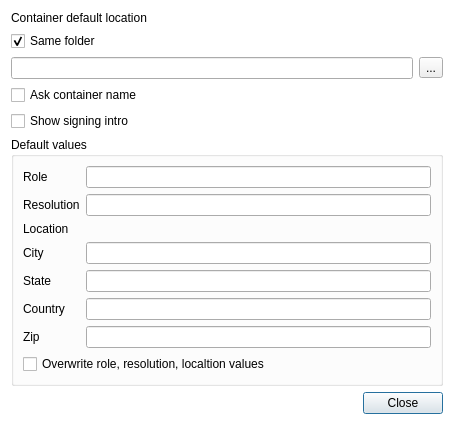
Above: qdigidocclient/trunk/src/ui/Settings.ui from tixsys/esteid before the change. Below: the same form after it.
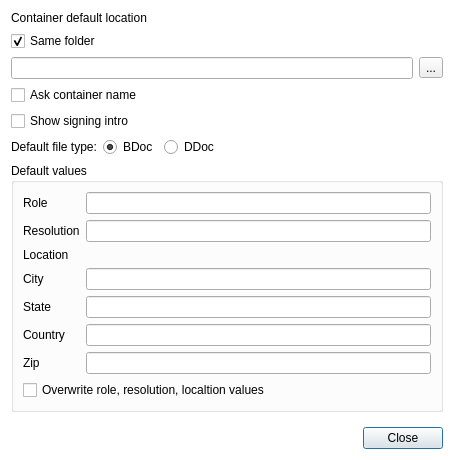
That is the form after the change.

Commit message: qdigidocclient: allow select default format

Patch:
```diff
--- a/qdigidocclient/trunk/src/ui/Settings.ui
+++ b/qdigidocclient/trunk/src/ui/Settings.ui
@@ -1,12 +1,12 @@
 <ui version="4.0" >
  <class>Settings</class>
- <widget class="QDialog" name="Settings" >
-  <property name="geometry" >
+ <widget class="QDialog" name="Settings">
+  <property name="geometry">
    <rect>
     <x>0</x>
     <y>0</y>
     <width>454</width>
-    <height>415</height>
+    <height>460</height>
    </rect>
   </property>
   <property name="windowTitle" >
@@ -68,8 +68,49 @@
     </widget>
    </item>
    <item>
-    <widget class="QGroupBox" name="groupBox" >
-     <property name="title" >
+    <layout class="QHBoxLayout" name="horizontalLayout_2">
+     <item>
+      <widget class="QLabel" name="typeLabel">
+       <property name="text">
+        <string>Default file type:</string>
+       </property>
+      </widget>
+     </item>
+     <item>
+      <widget class="QRadioButton" name="typeBDoc">
+       <property name="text">
+        <string>BDoc</string>
+       </property>
+       <property name="checked">
+        <bool>true</bool>
+       </property>
+      </widget>
+     </item>
+     <item>
+      <widget class="QRadioButton" name="typeDDoc">
+       <property name="text">
+        <string>DDoc</string>
+       </property>
+      </widget>
+     </item>
+     <item>
+      <spacer name="horizontalSpacer">
+       <property name="orientation">
+        <enum>Qt::Horizontal</enum>
+       </property>
+       <property name="sizeHint" stdset="0">
+        <size>
+         <width>40</width>
+         <height>20</height>
+        </size>
+       </property>
+      </spacer>
+     </item>
+    </layout>
+   </item>
+   <item>
+    <widget class="QGroupBox" name="groupBox">
+     <property name="title">
       <string>Default values</string>
      </property>
      <property name="flat" >
```
Left out of the diff: 211 changed lines with no effect on the pictures. The commit also changes 2 other files.
